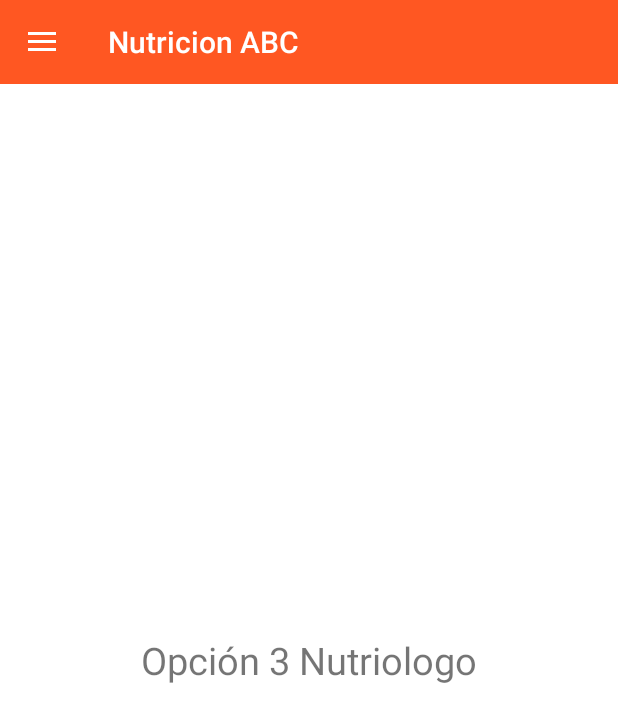
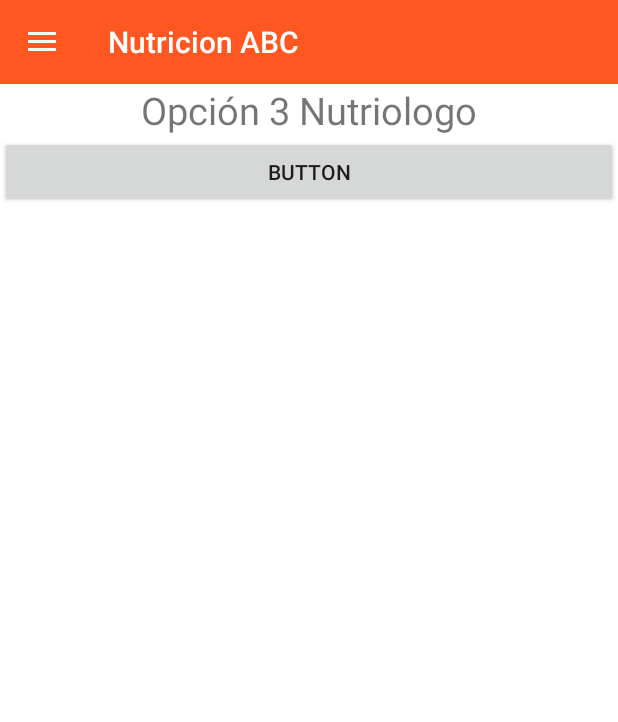
Before and after one commit to anfereba/NutricionABC, an Android app: the fragment OpcionTresNutriologo placed in its activity, on a phone screen of 412 x 824 dp. Shown: the top 722 px of the screen. Run offline under Robolectric (Android 15) with nearby library versions, the phone set to English and light mode, and no system bars.

Commit message:
implemente las operaciones dentro de los fragmentos

```diff
--- a/app/src/main/java/com/anfereba/nutricionabc/FragmentosNutriologo/OpcionTresNutriologo.java
+++ b/app/src/main/java/com/anfereba/nutricionabc/FragmentosNutriologo/OpcionTresNutriologo.java
@@ -8,6 +8,8 @@ import androidx.recyclerview.widget.RecyclerView;
 import android.view.LayoutInflater;
 import android.view.View;
 import android.view.ViewGroup;
+import android.widget.Button;
+import android.widget.Toast;
 
 import com.anfereba.nutricionabc.R;
 
@@ -17,6 +19,7 @@ import com.anfereba.nutricionabc.R;
  * create an instance of this fragment.
  */
 public class OpcionTresNutriologo extends Fragment {
+    Button button;
     // TODO: Rename parameter arguments, choose names that match
     // the fragment initialization parameters, e.g. ARG_ITEM_NUMBER
     private static final String ARG_PARAM1 = "param1";
@@ -63,6 +66,14 @@ public class OpcionTresNutriologo extends Fragment {
     public View onCreateView(LayoutInflater inflater, ViewGroup container,
                              Bundle savedInstanceState) {
         // Inflate the layout for this fragment
-        return inflater.inflate(R.layout.fragment_opcion_tres_nutriologo, container, false);
+        View v=inflater.inflate(R.layout.fragment_opcion_tres_nutriologo, container, false);
+        Button button= (Button) v.findViewById(R.id.button);
+        button.setOnClickListener(new View.OnClickListener() {
+            @Override
+            public void onClick(View view) {
+                Toast.makeText(getContext(),"buena",Toast.LENGTH_LONG).show();
+            }
+        });
+        return v;
     }
 }
--- a/app/src/main/res/layout/fragment_opcion_tres_nutriologo.xml
+++ b/app/src/main/res/layout/fragment_opcion_tres_nutriologo.xml
@@ -6,11 +6,29 @@
     tools:context=".FragmentosNutriologo.OpcionTresNutriologo">
 
     <!-- TODO: Update blank fragment layout -->
-    <TextView
+
+    <ScrollView
         android:layout_width="match_parent"
-        android:layout_height="match_parent"
-        android:text="@string/Opcion_tres_Nutriologo"
-        android:textSize="25sp"
-        android:gravity="center" />
+        android:layout_height="match_parent">
+
+        <LinearLayout
+            android:layout_width="match_parent"
+            android:layout_height="wrap_content"
+            android:orientation="vertical" >
+
+            <TextView
+                android:layout_width="match_parent"
+                android:layout_height="match_parent"
+                android:gravity="center"
+                android:text="@string/Opcion_tres_Nutriologo"
+                android:textSize="25sp" />
+
+            <Button
+                android:id="@+id/button"
+                android:layout_width="match_parent"
+                android:layout_height="wrap_content"
+                android:text="Button" />
+        </LinearLayout>
+    </ScrollView>
 
 </FrameLayout>
```
